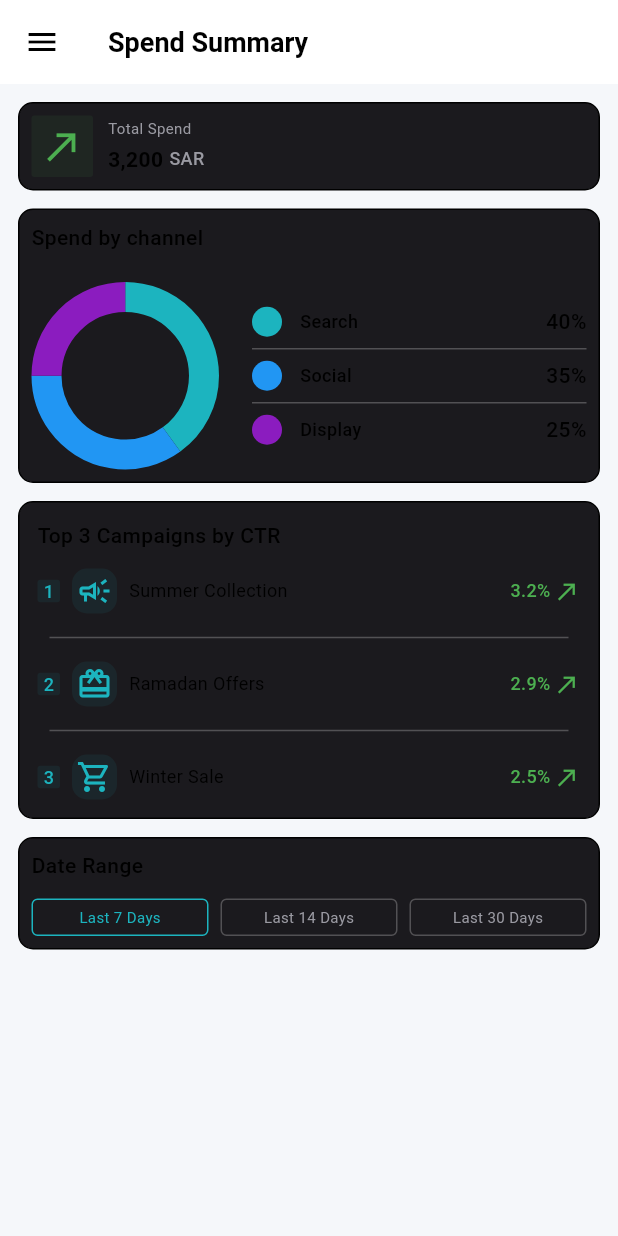
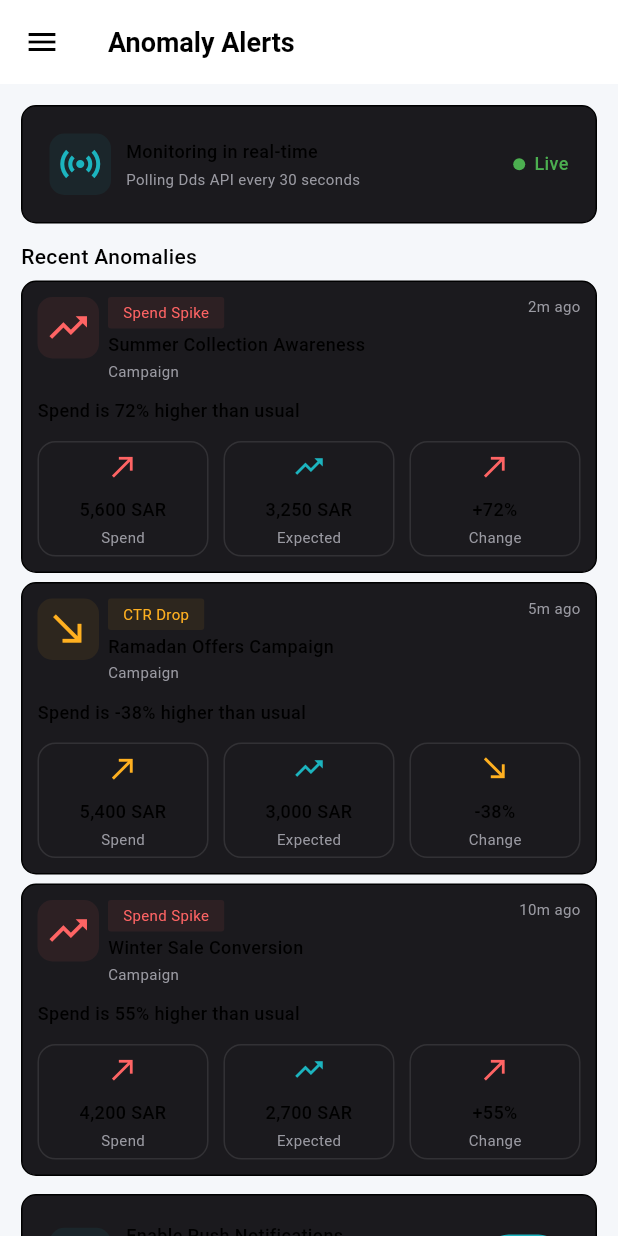
Before and after one commit to JiyadAhammad/ad_campaign_performance_dashboard, a Flutter app: the screen it shows after launch, on a phone screen of 412 x 824 dp. Run offline on Flutter 3.47's test engine with Material 3 defaults, Android fonts, the light colour scheme and no system bars.

Commit message:
feat(ui): implement static UI for anomaly alerts screen

```diff
--- a/lib/core/app_config/config.dart
+++ b/lib/core/app_config/config.dart
@@ -3,7 +3,7 @@ import '../environment/env.dart';
 class AppConfig {
   static const String devBaseUrl =
       'https://e5eb0d84-2b7e-4c32-98b9-233668b4e189.mock.pstmn.io/v1';
-  // TODO : Update Production url here
+  // TODO(Jiyad): Update Production url here
   static const String prodBaseUrl = 'Update Production url here';
 
   static String get baseUrl {
--- /dev/null
+++ b/lib/features/anomaly_alerts/data/model/sample_model.dart
@@ -0,0 +1,29 @@
+import 'package:flutter/material.dart';
+
+///
+/// MODEL
+///
+class AlertModel {
+  const AlertModel({
+    required this.type,
+    required this.title,
+    required this.time,
+    required this.description,
+    required this.spend,
+    required this.expected,
+    required this.change,
+    required this.isPositive,
+    required this.accentColor,
+    required this.icon,
+  });
+  final String type;
+  final String title;
+  final String time;
+  final String description;
+  final String spend;
+  final String expected;
+  final String change;
+  final bool isPositive;
+  final Color accentColor;
+  final IconData icon;
+}
--- /dev/null
+++ b/lib/features/anomaly_alerts/presentation/pages/anomaly_alerts.dart
@@ -0,0 +1,99 @@
+import 'package:flutter/material.dart';
+
+import '../../../../core/widgets/custom_app_bar.dart';
+import '../../../../core/widgets/custom_text.dart';
+import '../../data/model/sample_model.dart';
+import '../widgets/alert_card.dart';
+import '../widgets/monitoring_card.dart';
+import '../widgets/notification_toggle_card.dart';
+
+class AnomalyAlertsScreen extends StatelessWidget {
+  const AnomalyAlertsScreen({super.key});
+
+  static const List<AlertModel> alerts = <AlertModel>[
+    AlertModel(
+      type: 'Spend Spike',
+      title: 'Summer Collection Awareness',
+      time: '2m ago',
+      description: 'Spend is 72% higher than usual',
+      spend: '5,600 SAR',
+      expected: '3,250 SAR',
+      change: '+72%',
+      isPositive: true,
+      accentColor: Color(0xFFFF6464),
+      icon: Icons.trending_up,
+    ),
+    AlertModel(
+      type: 'CTR Drop',
+      title: 'Ramadan Offers Campaign',
+      time: '5m ago',
+      description: 'Spend is -38% higher than usual',
+      spend: '5,400 SAR',
+      expected: '3,000 SAR',
+      change: '-38%',
+      isPositive: false,
+      accentColor: Color(0xFFFFB020),
+      icon: Icons.south_east,
+    ),
+    AlertModel(
+      type: 'Spend Spike',
+      title: 'Winter Sale Conversion',
+      time: '10m ago',
+      description: 'Spend is 55% higher than usual',
+      spend: '4,200 SAR',
+      expected: '2,700 SAR',
+      change: '+55%',
+      isPositive: true,
+      accentColor: Color(0xFFFF6464),
+      icon: Icons.trending_up,
+    ),
+  ];
+
+  @override
+  Widget build(BuildContext context) {
+    return Scaffold(
+      drawer: const Drawer(),
+      appBar: const CustomAppBar(title: 'Anomaly Alerts'),
+      body: SafeArea(
+        child: ListView(
+          padding: const EdgeInsets.all(14),
+          children: <Widget>[
+            ///
+            /// LIVE MONITORING CARD
+            ///
+            const MonitoringCard(),
+
+            const SizedBox(height: 12),
+
+            ///
+            /// TITLE
+            ///
+            const AppText('Recent Anomalies'),
+
+            const SizedBox(height: 6),
+
+            ///
+            /// ALERTS LIST
+            ///
+            ListView.separated(
+              shrinkWrap: true,
+              physics: const NeverScrollableScrollPhysics(),
+              itemCount: alerts.length,
+              separatorBuilder: (_, __) => const SizedBox(height: 6),
+              itemBuilder: (BuildContext context, int index) {
+                return AlertCard(alert: alerts[index]);
+              },
+            ),
+
+            const SizedBox(height: 12),
+
+            ///
+            /// NOTIFICATION CARD
+            ///
+            const NotificationToggleCard(),
+          ],
+        ),
+      ),
+    );
+  }
+}
--- /dev/null
+++ b/lib/features/anomaly_alerts/presentation/widgets/alert_card.dart
@@ -0,0 +1,172 @@
+import 'package:flutter/material.dart';
+
+import '../../../../core/theme/colors.dart';
+import '../../../../core/widgets/custom_card.dart';
+import '../../../../core/widgets/custom_text.dart';
+import '../../data/model/sample_model.dart';
+
+class AlertCard extends StatelessWidget {
+  const AlertCard({super.key, required this.alert});
+  final AlertModel alert;
+
+  @override
+  Widget build(BuildContext context) {
+    return AppCard(
+      padding: const EdgeInsets.all(10),
+      child: Column(
+        spacing: 12,
+        crossAxisAlignment: .start,
+        children: <Widget>[
+          ///
+          /// TOP SECTION
+          ///
+          Row(
+            crossAxisAlignment: .start,
+            children: <Widget>[
+              ///
+              /// ICON
+              ///
+              Container(
+                height: 41,
+                width: 41,
+                decoration: BoxDecoration(
+                  color: alert.accentColor.withAlpha(20),
+                  borderRadius: BorderRadius.circular(10),
+                ),
+                child: Icon(alert.icon, color: alert.accentColor, size: 30),
+              ),
+
+              const SizedBox(width: 6),
+
+              ///
+              /// TITLE
+              ///
+              Expanded(
+                child: Column(
+                  spacing: 3,
+                  crossAxisAlignment: .start,
+                  children: <Widget>[
+                    ///
+                    /// CHIP
+                    ///
+                    Container(
+                      padding: const EdgeInsets.symmetric(
+                        horizontal: 10,
+                        vertical: 4,
+                      ),
+                      decoration: BoxDecoration(
+                        color: alert.accentColor.withAlpha(20),
+                        borderRadius: BorderRadius.circular(2),
+                      ),
+                      child: AppText(
+                        alert.type,
+                        variant: TextVariant.captionRegular,
+                        color: alert.accentColor,
+                      ),
+                    ),
+
+                    AppText(alert.title, variant: TextVariant.labelMedium),
+
+                    const AppText(
+                      'Campaign',
+                      variant: TextVariant.captionRegular,
+                    ),
+                  ],
+                ),
+              ),
+
+              ///
+              /// TIME
+              ///
+              AppText(alert.time, variant: TextVariant.captionRegular),
+            ],
+          ),
+
+          ///
+          /// DESCRIPTION
+          ///
+          AppText(alert.description, variant: TextVariant.labelMedium),
+
+          ///
+          /// METRICS
+          ///
+          Row(
+            spacing: 10,
+            children: <Widget>[
+              Expanded(
+                child: _MetricCard(
+                  icon: Icons.north_east,
+                  value: alert.spend,
+                  label: 'Spend',
+                  color: alert.accentColor,
+                ),
+              ),
+
+              Expanded(
+                child: _MetricCard(
+                  icon: Icons.trending_up,
+                  value: alert.expected,
+                  label: 'Expected',
+                  color: AppColors.primary,
+                ),
+              ),
+
+              Expanded(
+                child: _MetricCard(
+                  icon: alert.isPositive ? Icons.north_east : Icons.south_east,
+                  value: alert.change,
+                  label: 'Change',
+                  color: alert.accentColor,
+                ),
+              ),
+            ],
+          ),
+        ],
+      ),
+    );
+  }
+}
+
+///
+/// METRIC CARD
+///
+class _MetricCard extends StatelessWidget {
+  const _MetricCard({
+    required this.icon,
+    required this.value,
+    required this.label,
+    required this.color,
+  });
+  final IconData icon;
+  final String value;
+  final String label;
+  final Color color;
+
+  @override
+  Widget build(BuildContext context) {
+    return Container(
+      padding: const EdgeInsets.symmetric(horizontal: 12, vertical: 5),
+      decoration: BoxDecoration(
+        borderRadius: BorderRadius.circular(12),
+        border: Border.all(color: Colors.white10),
+      ),
+      child: Column(
+        children: <Widget>[
+          Icon(icon, color: color, size: 22),
+
+          const SizedBox(height: 10),
+
+          AppText(
+            value,
+            variant: TextVariant.labelMedium,
+            textAlign: TextAlign.center,
+          ),
+
+          const SizedBox(height: 4),
+
+          AppText(label, variant: TextVariant.captionRegular),
+        ],
+      ),
+    );
+  }
+}
--- /dev/null
+++ b/lib/features/anomaly_alerts/presentation/widgets/monitoring_card.dart
@@ -0,0 +1,73 @@
+import 'package:flutter/material.dart';
+
+import '../../../../core/theme/colors.dart';
+import '../../../../core/widgets/custom_card.dart';
+import '../../../../core/widgets/custom_text.dart';
+
+class MonitoringCard extends StatelessWidget {
+  const MonitoringCard({super.key});
+
+  @override
+  Widget build(BuildContext context) {
+    return AppCard(
+      padding: const EdgeInsets.all(18),
+      child: Row(
+        children: <Widget>[
+          ///
+          /// ICON
+          ///
+          Container(
+            height: 41,
+            width: 41,
+            decoration: BoxDecoration(
+              color: AppColors.primary.withAlpha(20),
+              borderRadius: BorderRadius.circular(10),
+            ),
+            child: const Icon(
+              Icons.sensors_outlined,
+              color: AppColors.primary,
+              size: 32,
+            ),
+          ),
+
+          const SizedBox(width: 10),
+
+          ///
+          /// TEXT
+          ///
+          const Expanded(
+            child: Column(
+              crossAxisAlignment: .start,
+              children: <Widget>[
+                AppText(
+                  'Monitoring in real-time',
+                  variant: TextVariant.labelMedium,
+                ),
+                SizedBox(height: 4),
+                AppText(
+                  'Polling Dds API every 30 seconds',
+                  variant: TextVariant.captionRegular,
+                ),
+              ],
+            ),
+          ),
+
+          ///
+          /// LIVE STATUS
+          ///
+          const Row(
+            children: <Widget>[
+              CircleAvatar(radius: 4, backgroundColor: AppColors.success),
+              SizedBox(width: 6),
+              AppText(
+                'Live',
+                variant: TextVariant.labelMedium,
+                color: AppColors.success,
+              ),
+            ],
+          ),
+        ],
+      ),
+    );
+  }
+}
--- /dev/null
+++ b/lib/features/anomaly_alerts/presentation/widgets/notification_toggle_card.dart
@@ -0,0 +1,78 @@
+import 'package:flutter/material.dart';
+
+import '../../../../core/theme/colors.dart';
+import '../../../../core/widgets/custom_card.dart';
+import '../../../../core/widgets/custom_text.dart';
+
+class NotificationToggleCard extends StatefulWidget {
+  const NotificationToggleCard({super.key});
+
+  @override
+  State<NotificationToggleCard> createState() => _NotificationToggleCardState();
+}
+
+class _NotificationToggleCardState extends State<NotificationToggleCard> {
+  bool enabled = true;
+
+  @override
+  Widget build(BuildContext context) {
+    return AppCard(
+      padding: const EdgeInsets.all(18),
+      child: Row(
+        children: <Widget>[
+          ///
+          /// ICON
+          ///
+          Container(
+            height: 41,
+            width: 41,
+            decoration: BoxDecoration(
+              color: AppColors.primary.withAlpha(20),
+              borderRadius: BorderRadius.circular(10),
+            ),
+            child: const Icon(
+              Icons.notifications_active_outlined,
+              color: AppColors.primary,
+              size: 32,
+            ),
+          ),
+
+          const SizedBox(width: 10),
+
+          ///
+          /// TEXT
+          ///
+          const Expanded(
+            child: Column(
+              crossAxisAlignment: .start,
+              children: <Widget>[
+                AppText(
+                  'Enable Push Notifications',
+                  variant: TextVariant.labelMedium,
+                ),
+                SizedBox(height: 4),
+                AppText(
+                  'Get notified instantly when a new anomaly is detected.',
+                  variant: TextVariant.captionRegular,
+                ),
+              ],
+            ),
+          ),
+
+          ///
+          /// SWITCH
+          ///
+          Switch(
+            value: enabled,
+            activeTrackColor: AppColors.primary,
+            onChanged: (bool value) {
+              setState(() {
+                enabled = value;
+              });
+            },
+          ),
+        ],
+      ),
+    );
+  }
+}
--- a/lib/my_app.dart
+++ b/lib/my_app.dart
@@ -2,8 +2,7 @@ import 'package:flutter/material.dart';
 
 import 'core/environment/env.dart';
 import 'core/theme/theme.dart';
-import 'features/campaigns/presentation/pages/campaigns.dart';
-import 'features/spend_summary/presentation/pages/spend_summary.dart';
+import 'features/anomaly_alerts/presentation/pages/anomaly_alerts.dart';
 
 class MainApp extends StatelessWidget {
   const MainApp({super.key});
@@ -33,7 +32,7 @@ class _MyApp extends StatelessWidget {
           themeMode: mode,
           theme: AppTheme.lightTheme,
           darkTheme: AppTheme.darkTheme,
-          home: const SpendSummaryScreen(),
+          home: const AnomalyAlertsScreen(),
         );
       },
     );
```
